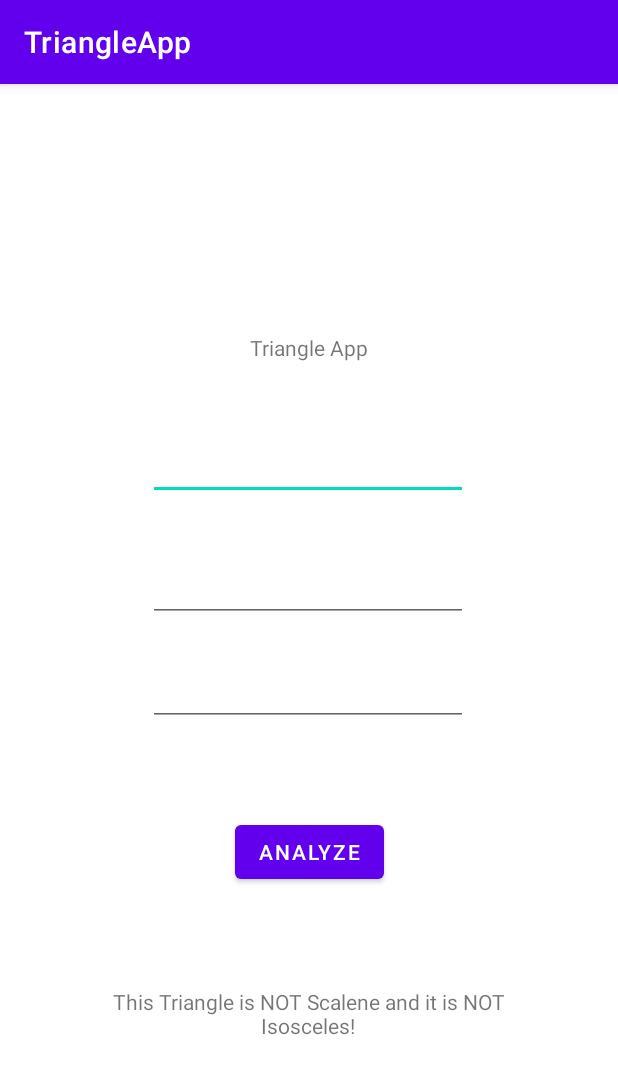
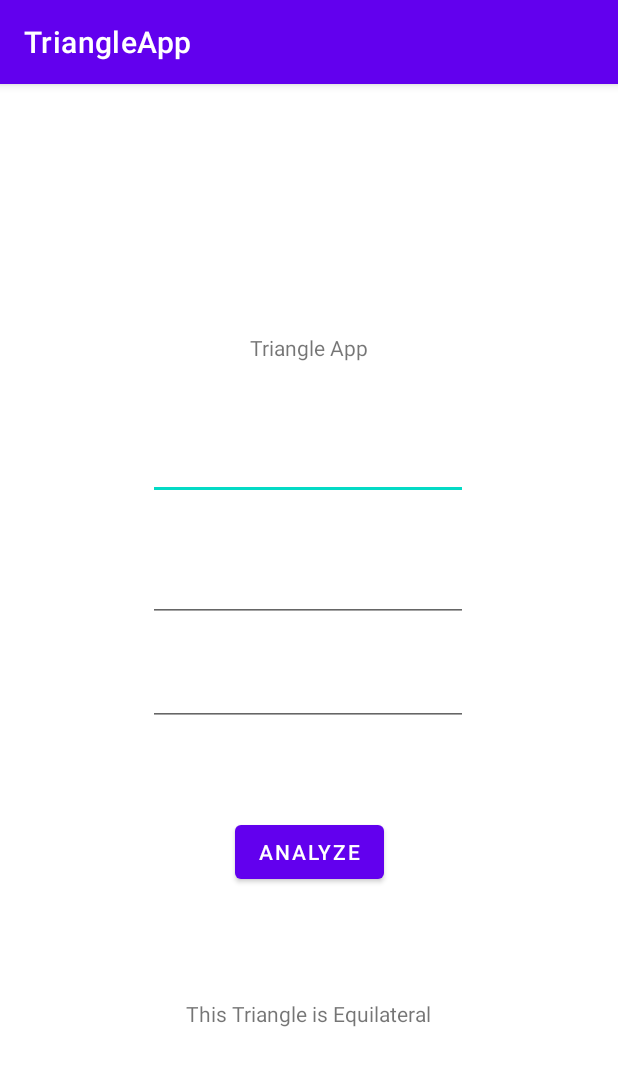
Before and after one commit to gvasquez11/TriangleApp, an Android app: the screen it shows after launch (MainActivity), after a tap on "ANALYZE", on a phone screen of 412 x 824 dp. Shown: the top 1074 px of the screen. Run offline under Robolectric (Android 15) with nearby library versions, the phone set to English and light mode, and no system bars; 3 statements that could not run were skipped.

Commit message:
can now see if triangle is equilateral

```diff
--- a/app/src/main/java/com/example/triangleapp/MainActivity.kt
+++ b/app/src/main/java/com/example/triangleapp/MainActivity.kt
@@ -63,10 +63,13 @@ class MainActivity : AppCompatActivity() {
             {
                 answer.setText("This Triangle is Isosceles!")
             }
-
+            else if ((num3_3 == num1_1) && (num3_3 == num2_2))
+            {
+                answer.setText("This Triangle is Equilateral")
+            }
             else
             {
-                answer.setText("This Triangle is NOT Scalene and it is NOT Isosceles!")
+                answer.setText("This Triangle is NOT Scalene, Isosceles, or Equilateral!")
             }
 
         }
```
